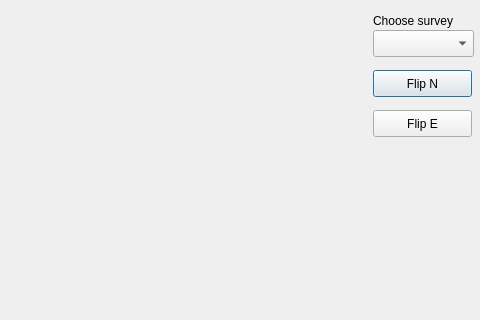
Old version of the form pouet/dialogSkyChart.ui in the repository vbonvin/POUET; both pictures show x 197 to 677 and y 0 to 320 of the 677 by 528 pixel window.
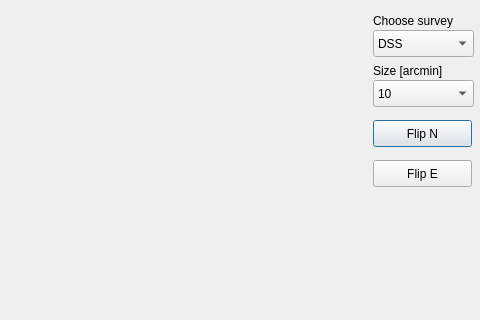
New version of the form.

Commit message: sky chart working, with idot-proofing

What changed in the file:
```diff
--- a/pouet/dialogSkyChart.ui
+++ b/pouet/dialogSkyChart.ui
@@ -32,12 +32,32 @@
      <height>27</height>
     </rect>
    </property>
+   <item>
+    <property name="text">
+     <string>DSS</string>
+    </property>
+   </item>
+   <item>
+    <property name="text">
+     <string>NEAT</string>
+    </property>
+   </item>
+   <item>
+    <property name="text">
+     <string>2MASS-J</string>
+    </property>
+   </item>
+   <item>
+    <property name="text">
+     <string>GOODS: HST ACS I</string>
+    </property>
+   </item>
   </widget>
   <widget class="QPushButton" name="flipNorth">
    <property name="geometry">
     <rect>
      <x>570</x>
-     <y>70</y>
+     <y>120</y>
      <width>99</width>
      <height>27</height>
     </rect>
@@ -50,7 +70,7 @@
    <property name="geometry">
     <rect>
      <x>570</x>
-     <y>110</y>
+     <y>160</y>
      <width>99</width>
      <height>27</height>
     </rect>
@@ -72,6 +92,60 @@
     <string>Choose survey</string>
    </property>
   </widget>
+  <widget class="QComboBox" name="sizeBox">
+   <property name="geometry">
+    <rect>
+     <x>570</x>
+     <y>80</y>
+     <width>101</width>
+     <height>27</height>
+    </rect>
+   </property>
+   <property name="currentText">
+    <string>10</string>
+   </property>
+   <property name="currentIndex">
+    <number>2</number>
+   </property>
+   <item>
+    <property name="text">
+     <string>2</string>
+    </property>
+   </item>
+   <item>
+    <property name="text">
+     <string>5</string>
+    </property>
+   </item>
+   <item>
+    <property name="text">
+     <string>10</string>
+    </property>
+   </item>
+   <item>
+    <property name="text">
+     <string>20</string>
+    </property>
+   </item>
+   <item>
+    <property name="text">
+     <string>50</string>
+    </property>
+   </item>
+  </widget>
+  <widget class="QLabel" name="label_2">
+   <property name="geometry">
+    <rect>
+     <x>570</x>
+     <y>60</y>
+     <width>111</width>
+     <height>21</height>
+    </rect>
+   </property>
+   <property name="text">
+    <string>Size [arcmin]</string>
+   </property>
+  </widget>
  </widget>
  <resources/>
  <connections/>
```
The commit also changes 4 other files.
